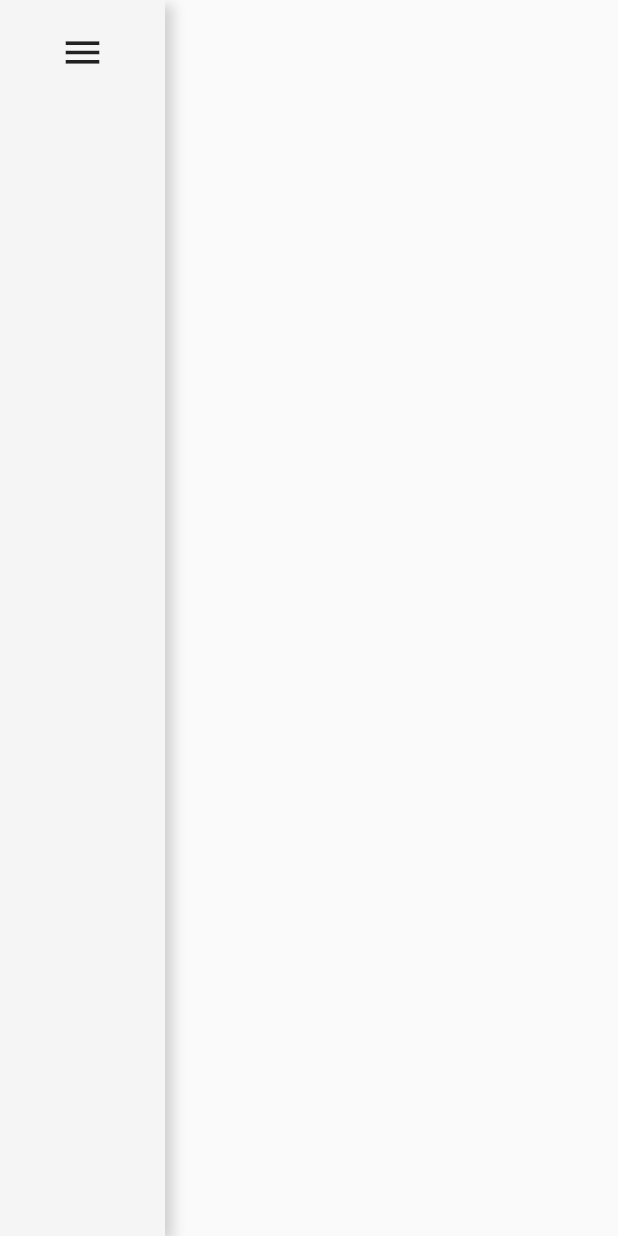
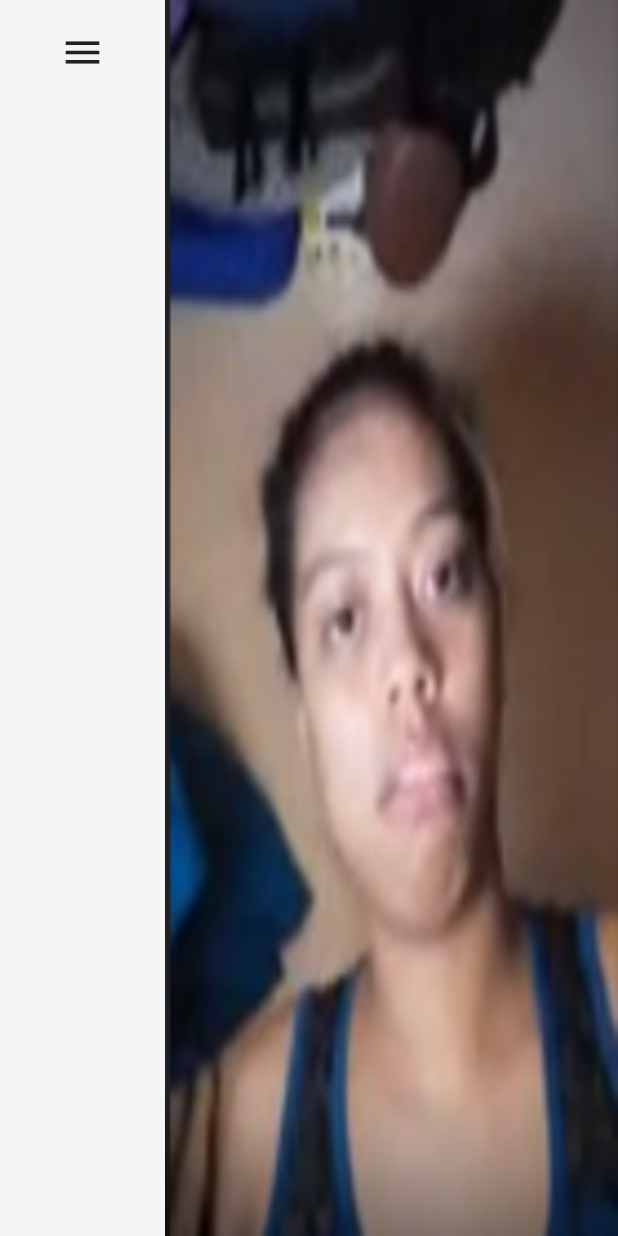
Before and after one commit to dbenedictos/hydroponics_app, a Flutter app: the screen it shows after launch, on a phone screen of 412 x 824 dp. Run offline on Flutter 3.47's test engine with Material 2 defaults, Android fonts, the phone set to English and light mode, and no system bars; our stand-ins replace async_redux, dio, freezed_annotation, get_it; generated files the repository leaves out were written again.

```diff
--- a/lib/feature/home/home_page.dart
+++ b/lib/feature/home/home_page.dart
@@ -4,11 +4,21 @@ import 'package:hydroponics_app/feature/widgets/sidebar.dart';
 class HomePage extends StatelessWidget {
   @override
   Widget build(BuildContext context) {
+    final screenSize = MediaQuery.of(context).size;
     return Scaffold(
       body: SafeArea(
         child: Row(
           children: [
             SideBar(),
+            Expanded(
+              child: Center(
+                child: Image.asset(
+                  'assets/sheila.png',
+                  fit: BoxFit.fill,
+                  height: screenSize.height,
+                ),
+              ),
+            ),
           ],
         ),
       ),
--- a/pubspec.yaml
+++ b/pubspec.yaml
@@ -28,3 +28,5 @@ dev_dependencies:
 
 flutter:
   uses-material-design: true
+  assets:
+    - assets/
```
Also changed, not shown: assets/sheila.png (added).
